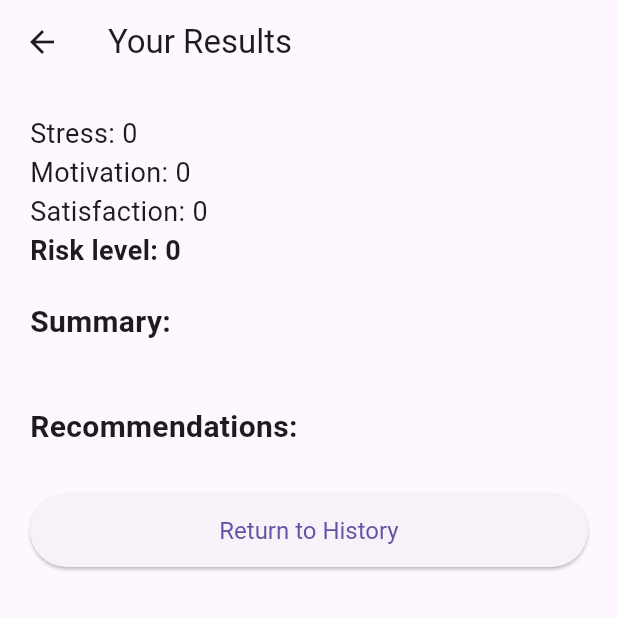
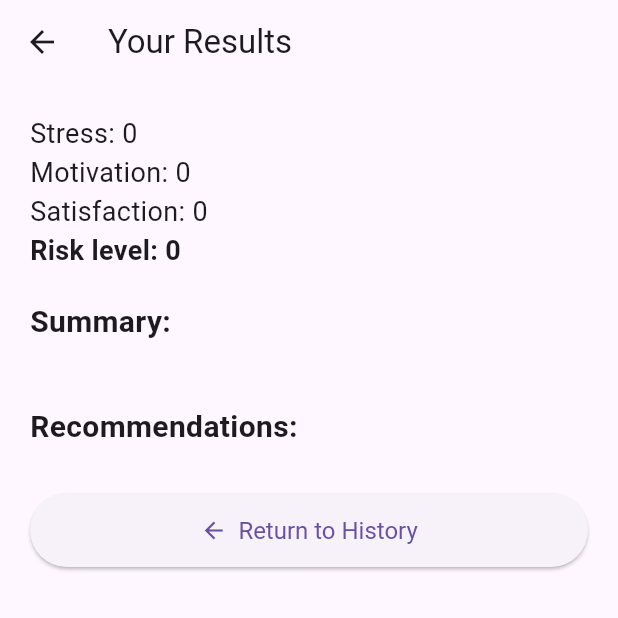
Before and after one commit to Oumaima-El-Badraouy/happyNation, a Flutter app: the ResultPage screen opened directly with empty values, on a phone screen of 412 x 824 dp, the top half of it. Run offline on Flutter 3.47's test engine with Material 3 defaults, Android fonts, the phone set to English and light mode, and no system bars; our stand-ins replace shared_preferences; accounts and stored records are empty.

Commit message:
update result user page

```diff
--- a/mobile_app/lib/pages/user/result_page.dart
+++ b/mobile_app/lib/pages/user/result_page.dart
@@ -6,6 +6,11 @@ class ResultPage extends StatelessWidget {
   @override
   Widget build(BuildContext context) {
     final ai = ModalRoute.of(context)!.settings.arguments as Map;
+
+    // S'assurer que recommendations est une liste
+    final recommendations = ai['recommendations'] is List
+        ? ai['recommendations'] as List
+        : [ai['recommendations']];
 
     return Scaffold(
       appBar: AppBar(title: Text("Your Results")),
@@ -16,7 +21,10 @@ class ResultPage extends StatelessWidget {
             Text("Stress: ${ai['stress_score']}", style: TextStyle(fontSize: 18)),
             Text("Motivation: ${ai['motivation_score']}", style: TextStyle(fontSize: 18)),
             Text("Satisfaction: ${ai['satisfaction_score']}", style: TextStyle(fontSize: 18)),
-            Text("Risk level: ${ai['risk_level']}", style: TextStyle(fontSize: 18, fontWeight: FontWeight.bold)),
+            Text(
+              "Risk level: ${ai['risk_level']}",
+              style: TextStyle(fontSize: 18, fontWeight: FontWeight.bold),
+            ),
 
             SizedBox(height: 20),
             Text("Summary:", style: TextStyle(fontSize: 20, fontWeight: FontWeight.bold)),
@@ -24,14 +32,18 @@ class ResultPage extends StatelessWidget {
 
             SizedBox(height: 20),
             Text("Recommendations:", style: TextStyle(fontSize: 20, fontWeight: FontWeight.bold)),
-            for (var r in ai['recommendations']) Text("- $r"),
+            for (var r in recommendations) Text("- $r"),
 
             SizedBox(height: 30),
             ElevatedButton.icon(
               onPressed: () {
-                Navigator.pop(context); // revient à la page précédente (History)
+                Navigator.pushNamedAndRemoveUntil(
+                  context,
+                  "/user/history",
+                  (route) => false, // supprime toutes les pages précédentes de la pile
+                );
               },
-
+              icon: Icon(Icons.arrow_back),
               label: Text("Return to History"),
               style: ElevatedButton.styleFrom(
                 padding: EdgeInsets.symmetric(vertical: 15),
```
